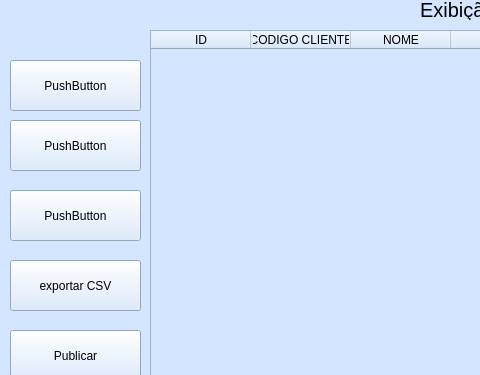
Old version of the form Segunda_janela.ui in the repository byfel/goceryList; both pictures show x 0 to 480 and y 0 to 375 of the 1100 by 491 pixel window.
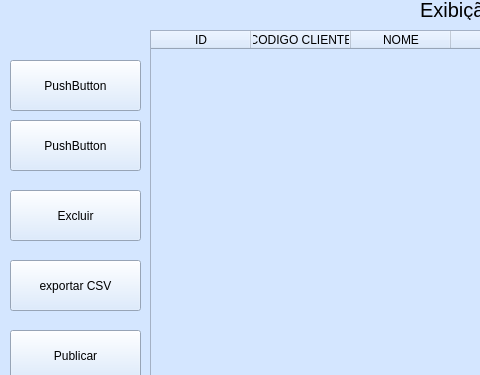
New version of the form.

```diff
--- a/Segunda_janela.ui
+++ b/Segunda_janela.ui
@@ -125,7 +125,7 @@
      </rect>
     </property>
     <property name="text">
-     <string>PushButton</string>
+     <string>Excluir</string>
     </property>
    </widget>
    <widget class="QPushButton" name="pushButton_4">
```
